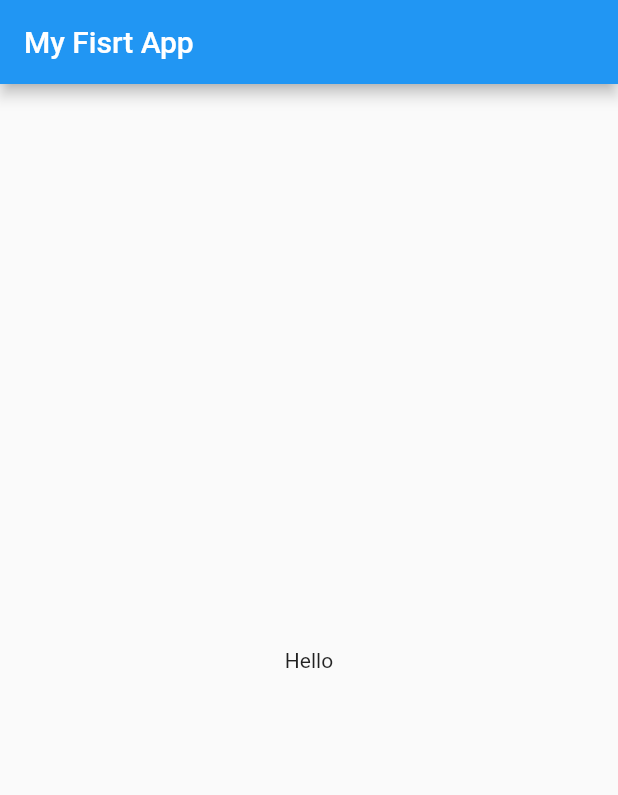
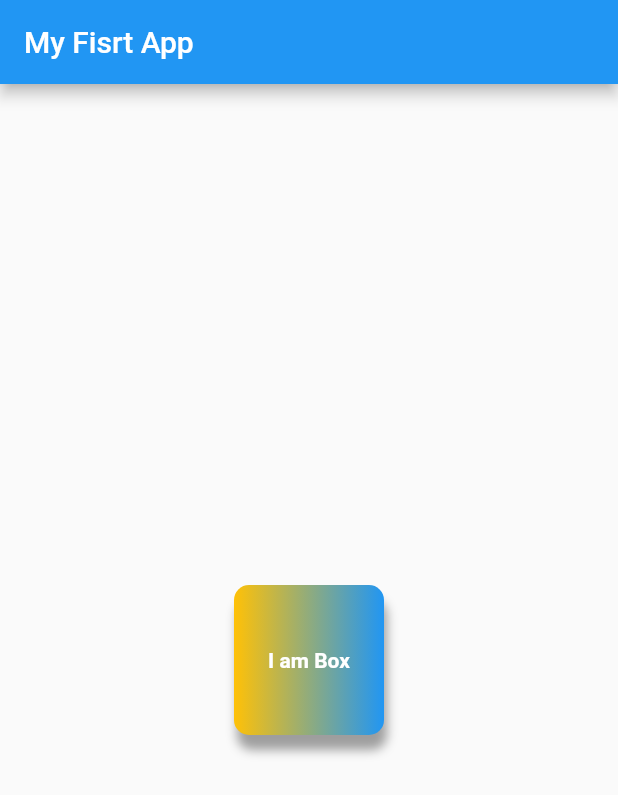
Before and after one commit to xaingujjar/mylearn, a Flutter app: the screen it shows after launch, on a phone screen of 412 x 824 dp. Shown: the top 795 px of the screen. Run offline on Flutter 3.47's test engine with Material 2 defaults, Android fonts, the phone set to English and light mode, and no system bars.

Commit message:
2nd Chapter completed

```diff
--- a/lib/main.dart
+++ b/lib/main.dart
@@ -15,8 +15,31 @@ class HomePage extends StatelessWidget {
       appBar: AppBar(
         title: Text("My Fisrt App"),
       ),
-      body: Container(
-        child: Center(child: Text("Hello")),
+      body: Center(
+        child: Container(
+          padding: const EdgeInsets.all(8),
+          alignment: Alignment.center,
+          decoration: BoxDecoration(
+            borderRadius: BorderRadius.circular(10),
+            boxShadow: [
+              BoxShadow(
+                  color: Colors.grey, blurRadius: 5, offset: Offset(2.0, 10.0))
+            ],
+            gradient: LinearGradient(colors: [
+              Colors.amber,
+              Colors.blue,
+            ]),
+          ),
+          width: 100,
+          height: 100,
+          child: Text(
+            "I am Box",
+            style: TextStyle(
+              color: Colors.white,
+              fontWeight: FontWeight.bold,
+            ),
+          ),
+        ),
       ),
     );
   }
```
